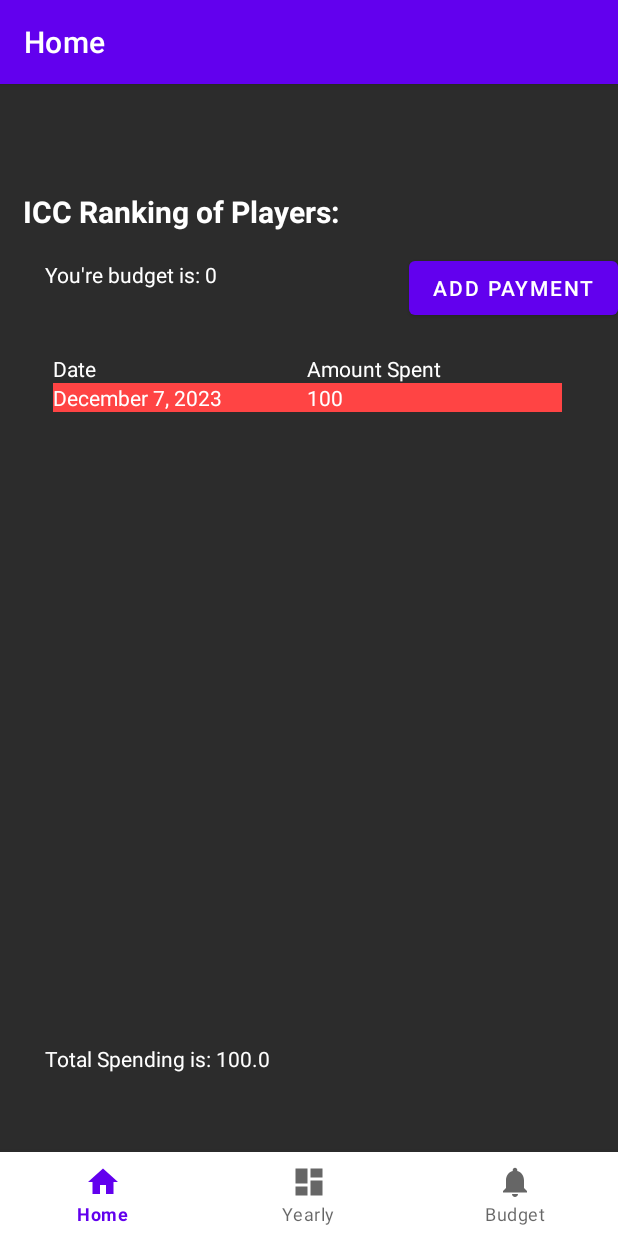
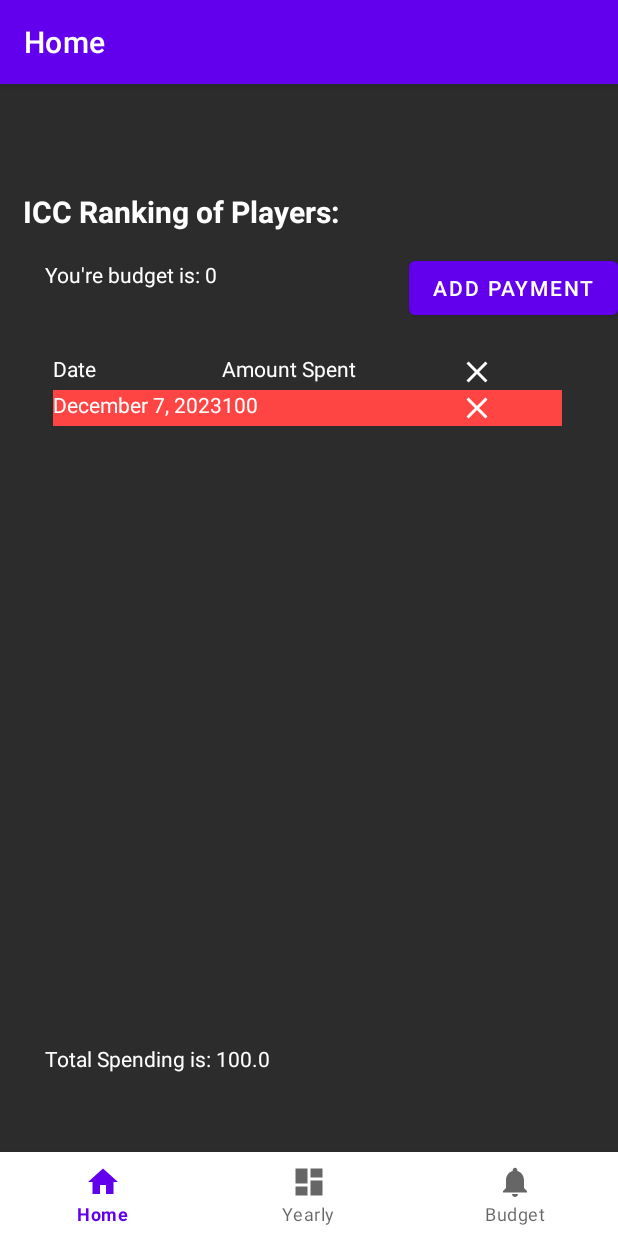
Before and after one commit to mirandae776/budget, an Android app: the screen it shows after launch (MainActivity), on a phone screen of 412 x 824 dp. Run offline under Robolectric (Android 15) with nearby library versions, the phone set to English and light mode, and no system bars; our stand-ins replace Room's generated code, navigation-ui.

Commit message:
Added the ability to delete from database

```diff
--- a/app/src/main/java/edu/msoe/budget_app/DataViewModel.kt
+++ b/app/src/main/java/edu/msoe/budget_app/DataViewModel.kt
@@ -74,7 +74,9 @@ class DataViewModel(application: Application) : AndroidViewModel(application) {
         }
 
         cursor.close()
-
+        for(i in spendingDetails){
+            print("i = " + i)
+        }
         return spendingDetails
     }
 
--- a/app/src/main/java/edu/msoe/budget_app/ui/dashboard/DashboardFragment.kt
+++ b/app/src/main/java/edu/msoe/budget_app/ui/dashboard/DashboardFragment.kt
@@ -80,9 +80,6 @@ class DashboardFragment : Fragment() {
         val viewModel by activityViewModels<DataViewModel>()
         //dateAndMoneyArray = context?.let { viewModel.getSpendingDetails(it) }
         //val testing = calculateTotalValuesByMonth(dateAndMoneyArray)
-
-
-
 
 
 
--- a/app/src/main/java/edu/msoe/budget_app/ui/home/HomeFragment.kt
+++ b/app/src/main/java/edu/msoe/budget_app/ui/home/HomeFragment.kt
@@ -13,6 +13,7 @@ import android.view.ViewGroup
 import android.widget.Button
 import android.widget.DatePicker
 import android.widget.EditText
+import android.widget.ImageView
 import android.widget.TableLayout
 import android.widget.TableRow
 import android.widget.TextView
@@ -182,15 +183,12 @@ class HomeFragment : Fragment() {
 
     private fun updateUI(viewModel: DataViewModel) {
         val spendingDetails = viewModel.getSpendingDetails(requireContext())
-        // Clear all views from the table
-
         val tableLayout = root.findViewById<TableLayout>(R.id.tableLayout)
         tableLayout.removeAllViews()
 
-        var total = 0.0 // Declare the total variable here
+        var total = 0.0
         val budget = viewModel.getBudget()
 
-        // Add header row
         val headerRow = TableRow(requireContext())
 
         val headerDateTextView = TextView(requireContext())
@@ -205,6 +203,11 @@ class HomeFragment : Fragment() {
         headerAmountSpentTextView.layoutParams = getTableRowLayoutParams()
         headerRow.addView(headerAmountSpentTextView)
 
+        val headerDeleteIcon = ImageView(root.context)
+        headerDeleteIcon.setImageResource(R.drawable.ic_delete) // Use your delete icon resource
+        headerDeleteIcon.layoutParams = getTableRowLayoutParams()
+        headerRow.addView(headerDeleteIcon)
+
         tableLayout.addView(headerRow)
 
         val selectedMonth = viewModel.selectedMonth
@@ -218,31 +221,36 @@ class HomeFragment : Fragment() {
                 val date = SimpleDateFormat("MMMM d, yyyy", Locale.getDefault()).format(item.date)
                 val formattedMoneySpent = df.format(item.amountSpent)
 
-                val row = TableRow(root.context) // Create a new TableRow
+                val row = TableRow(root.context)
 
-                val dateTextView = TextView(root.context) // Create a TextView for the date
+                val dateTextView = TextView(root.context)
                 dateTextView.text = date
-                dateTextView.setTextColor(Color.WHITE) // Set text color to white
+                dateTextView.setTextColor(Color.WHITE)
                 dateTextView.layoutParams = getTableRowLayoutParams()
-
                 row.addView(dateTextView)
 
-                val moneySpentTextView = TextView(root.context) // Create a TextView for the money spent
+                val moneySpentTextView = TextView(root.context)
                 moneySpentTextView.text = formattedMoneySpent
-                moneySpentTextView.setTextColor(Color.WHITE) // Set text color to white
+                moneySpentTextView.setTextColor(Color.WHITE)
                 moneySpentTextView.layoutParams = getTableRowLayoutParams()
+                row.addView(moneySpentTextView)
 
-                row.addView(moneySpentTextView) // Add the money spent TextView to the TableRow
+                val deleteIcon = ImageView(root.context)
+                deleteIcon.setImageResource(R.drawable.ic_delete) // Use your delete icon resource
+                deleteIcon.layoutParams = getTableRowLayoutParams()
+                deleteIcon.setOnClickListener {
+                    deleteSpendingDetailByUUID(item.id.toString())
+                    updateUI(viewModel)
+                }
+                row.addView(deleteIcon)
 
-                // Update the total with the formattedMoneySpent value
                 total += item.amountSpent
 
-                // Check if the total exceeds the budget and highlight the row if needed
                 if (total > budget) {
                     row.setBackgroundColor(root.resources.getColor(android.R.color.holo_red_light))
                 }
 
-                tableLayout.addView(row) // Add the TableRow to the TableLayout
+                tableLayout.addView(row)
 
                 val blankView = TextView(root.context)
                 blankView.text = ""
@@ -252,9 +260,11 @@ class HomeFragment : Fragment() {
                 tableLayout.addView(blankRow)
             }
         }
+
         val totalText = root.findViewById<TextView>(R.id.totalText)
         totalText.text = "Total Spending is: $total"
     }
+
 
 
 
@@ -365,6 +375,20 @@ class HomeFragment : Fragment() {
         db?.insert(SpendingDatabaseHelper.TABLE_NAME, null, values)
     }
 
+    private fun deleteSpendingDetailByUUID(uuid: String) {
+        val db = spendingDbHelper?.writableDatabase
+
+        // Specify the WHERE clause to delete the record with the given UUID
+        val whereClause = "${SpendingDatabaseHelper.COLUMN_ID} = ?"
+
+        // Specify the value for the WHERE clause
+        val whereArgs = arrayOf(uuid)
+
+        // Perform the delete operation
+        db?.delete(SpendingDatabaseHelper.TABLE_NAME, whereClause, whereArgs)
+    }
+
+
 
     private fun recreateTable(viewModel: DataViewModel, spendingDetails: List<SpendingDetail>) {
         val tableLayout = root.findViewById<TableLayout>(R.id.tableLayout)
--- /dev/null
+++ b/app/src/main/res/drawable/ic_delete.xml
@@ -0,0 +1,13 @@
+<!-- res/drawable/ic_delete.xml -->
+
+<vector xmlns:android="http://schemas.android.com/apk/res/android"
+    android:width="24dp"
+    android:height="24dp"
+    android:viewportWidth="24.0"
+    android:viewportHeight="24.0"
+    android:tint="@android:color/white">
+
+    <path
+        android:fillColor="@android:color/white"
+        android:pathData="M19,6.41L17.59,5 12,10.59 6.41,5 5,6.41 10.59,12 5,17.59 6.41,19 12,13.41 17.59,19 19,17.59 13.41,12z"/>
+</vector>
```
